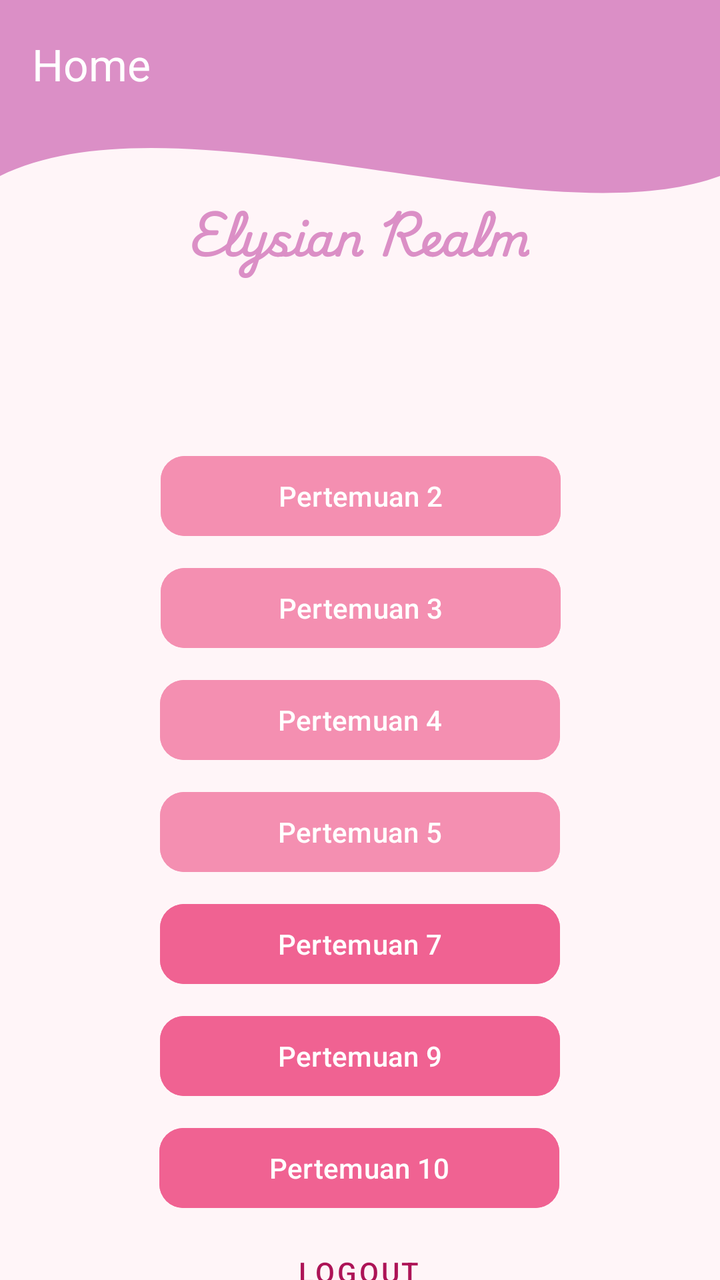
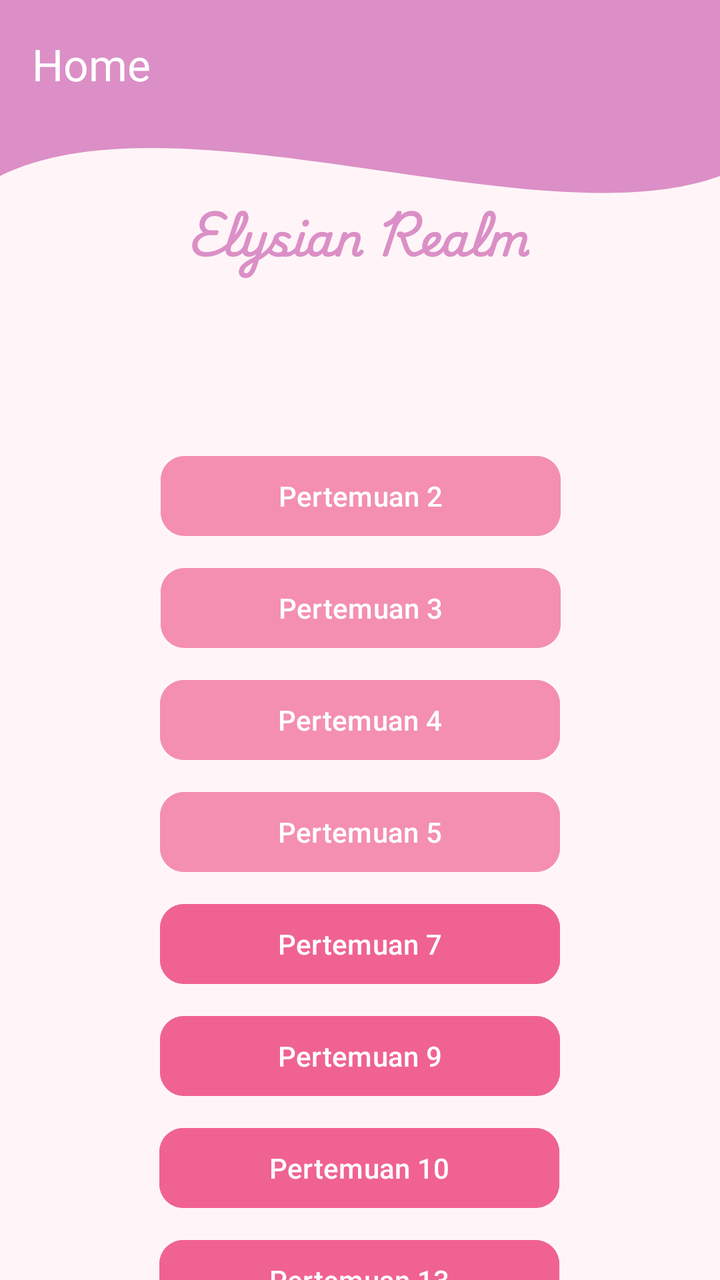

Before-and-after screenshots of an Android layout around one commit, followed by the original layout XML and the change that was made.
<!-- AndroidManifest.xml: application theme Theme.BellApps -->
<!-- res/layout/fragment_home.xml -->
<?xml version="1.0" encoding="utf-8"?>
<androidx.constraintlayout.widget.ConstraintLayout xmlns:android="http://schemas.android.com/apk/res/android"
    xmlns:tools="http://schemas.android.com/tools"
    android:layout_width="match_parent"
    android:layout_height="match_parent"
    xmlns:app="http://schemas.android.com/apk/res-auto"
    android:background="#FFF5F8"
    tools:context=".Home.HomeFragment">

    <View
        android:id="@+id/background_header"
        android:layout_width="0dp"
        android:layout_height="220dp"
        android:background="@drawable/bg_header_wave"
        app:layout_constraintStart_toStartOf="parent"
        app:layout_constraintEnd_toEndOf="parent"
        app:layout_constraintTop_toTopOf="parent"/>

    <androidx.appcompat.widget.Toolbar
        android:id="@+id/toolbar"
        android:layout_width="match_parent"
        android:layout_height="?attr/actionBarSize"
        android:background="@android:color/transparent"
        app:layout_constraintEnd_toEndOf="parent"
        app:layout_constraintStart_toStartOf="parent"
        app:layout_constraintTop_toTopOf="parent"
        app:title="Home"
        app:titleTextColor="#FFFFFF" />

    <TextView
        android:id="@+id/textView5"
        android:layout_width="wrap_content"
        android:layout_height="wrap_content"
        android:layout_marginTop="96dp"
        android:fontFamily="@font/tegaksambung"
        android:text="Elysian Realm"
        android:textColor="@color/bg"
        android:textSize="22sp"
        android:textStyle="bold"
        app:layout_constraintEnd_toEndOf="parent"
        app:layout_constraintHorizontal_bias="0.497"
        app:layout_constraintStart_toStartOf="parent"
        app:layout_constraintTop_toTopOf="parent" />

    <com.google.android.material.button.MaterialButton
        android:id="@+id/btnToSec"
        android:layout_width="200dp"
        android:layout_height="wrap_content"
        android:layout_marginTop="4dp"
        android:backgroundTint="#F48FB1"
        android:text="Pertemuan 2"
        android:textAllCaps="false"
        app:cornerRadius="12dp"
        app:layout_constraintEnd_toEndOf="parent"
        app:layout_constraintHorizontal_bias="0.502"
        app:layout_constraintStart_toStartOf="parent"
        app:layout_constraintTop_toBottomOf="@+id/background_header" />

    <com.google.android.material.button.MaterialButton
        android:id="@+id/btnToThird"
        android:layout_width="200dp"
        android:layout_height="wrap_content"
        android:layout_marginTop="8dp"
        android:backgroundTint="#F48FB1"
        android:text="Pertemuan 3"
        android:textAllCaps="false"
        app:cornerRadius="12dp"
        app:layout_constraintEnd_toEndOf="parent"
        app:layout_constraintHorizontal_bias="0.502"
        app:layout_constraintStart_toStartOf="parent"
        app:layout_constraintTop_toBottomOf="@+id/btnToSec" />

    <com.google.android.material.button.MaterialButton
        android:id="@+id/btnToFourth"
        android:layout_width="200dp"
        android:layout_height="wrap_content"
        android:layout_marginTop="8dp"
        android:text="Pertemuan 4"
        android:textAllCaps="false"
        android:backgroundTint="#F48FB1"
        app:cornerRadius="12dp"
        app:layout_constraintEnd_toEndOf="parent"
        app:layout_constraintStart_toStartOf="parent"
        app:layout_constraintTop_toBottomOf="@+id/btnToThird" />

    <com.google.android.material.button.MaterialButton
        android:id="@+id/btnToFifth"
        android:layout_width="200dp"
        android:layout_height="wrap_content"
        android:layout_marginTop="8dp"
        android:text="Pertemuan 5"
        android:textAllCaps="false"
        android:backgroundTint="#F48FB1"
        app:cornerRadius="12dp"
        app:layout_constraintEnd_toEndOf="parent"
        app:layout_constraintStart_toStartOf="parent"
        app:layout_constraintTop_toBottomOf="@+id/btnToFourth" />

    <com.google.android.material.button.MaterialButton
        android:id="@+id/btnToSeventh"
        android:layout_width="200dp"
        android:layout_height="wrap_content"
        android:layout_marginTop="8dp"
        android:text="Pertemuan 7"
        android:textAllCaps="false"
        android:backgroundTint="#F06292"
        app:cornerRadius="12dp"
        app:layout_constraintEnd_toEndOf="parent"
        app:layout_constraintStart_toStartOf="parent"
        app:layout_constraintTop_toBottomOf="@+id/btnToFifth" />


    <com.google.android.material.button.MaterialButton
        android:id="@+id/btnToNinth"
        android:layout_width="200dp"
        android:layout_height="wrap_content"
        android:layout_marginTop="8dp"
        android:text="Pertemuan 9"
        android:textAllCaps="false"
        android:backgroundTint="#F06292"
        app:cornerRadius="12dp"
        app:layout_constraintEnd_toEndOf="parent"
        app:layout_constraintStart_toStartOf="parent"
        app:layout_constraintTop_toBottomOf="@+id/btnToSeventh" />


    <com.google.android.material.button.MaterialButton
        android:id="@+id/btnToTenth"
        android:layout_width="200dp"
        android:layout_height="wrap_content"
        android:layout_marginTop="8dp"
        android:backgroundTint="#F06292"
        android:text="Pertemuan 10"
        android:textAllCaps="false"
        app:cornerRadius="12dp"
        app:layout_constraintEnd_toEndOf="parent"
        app:layout_constraintHorizontal_bias="0.497"
        app:layout_constraintStart_toStartOf="parent"
        app:layout_constraintTop_toBottomOf="@+id/btnToNinth" />


    <com.google.android.material.button.MaterialButton
        android:id="@+id/btnlogout"
        style="@style/Widget.MaterialComponents.Button.TextButton"
        android:layout_width="wrap_content"
        android:layout_height="wrap_content"
        android:layout_marginTop="4dp"
        android:text="Logout"
        android:textColor="#AD1457"
        app:layout_constraintEnd_toEndOf="parent"
        app:layout_constraintHorizontal_bias="0.498"
        app:layout_constraintStart_toStartOf="parent"
        app:layout_constraintTop_toBottomOf="@+id/btnToTenth" />

    <androidx.recyclerview.widget.RecyclerView
        android:id="@+id/rvGallery"
        android:layout_width="match_parent"
        android:layout_height="0dp"
        android:layout_marginTop="16dp"
        android:padding="8dp"
        app:layout_constraintTop_toBottomOf="@+id/btnlogout"
        tools:layout_editor_absoluteX="0dp" />

</androidx.constraintlayout.widget.ConstraintLayout>
<!-- resources referenced by this layout -->
<resources>
  <color name="bg">#DB8FC6</color>
  <!-- drawable bg_header_wave (drawable) -->
  <vector xmlns:android="http://schemas.android.com/apk/res/android"
      android:width="100dp"
      android:height="100dp"
      android:viewportWidth="100"
      android:viewportHeight="100">
  
      <path
          android:fillColor="@color/bg"
          android:pathData="
              M0,0
              L100,0
              L100,40
              C 75,55
                25,20
                0,40
              Z" />
  </vector>
  <style name="Theme.BellApps" parent="Base.Theme.BellApps" />
  <style name="Base.Theme.BellApps" parent="Theme.Material3.DayNight.NoActionBar">
          
          
      </style>
</resources>

<!-- the commit's change to res/layout/fragment_home.xml (unified diff, before → after) -->
@@ -137,6 +137,19 @@
         app:layout_constraintHorizontal_bias="0.497"
         app:layout_constraintStart_toStartOf="parent"
         app:layout_constraintTop_toBottomOf="@+id/btnToNinth" />
+    <com.google.android.material.button.MaterialButton
+        android:id="@+id/btntoThirteen"
+        android:layout_width="200dp"
+        android:layout_height="wrap_content"
+        android:layout_marginTop="8dp"
+        android:backgroundTint="#F06292"
+        android:text="Pertemuan 13"
+        android:textAllCaps="false"
+        app:cornerRadius="12dp"
+        app:layout_constraintEnd_toEndOf="parent"
+        app:layout_constraintHorizontal_bias="0.497"
+        app:layout_constraintStart_toStartOf="parent"
+        app:layout_constraintTop_toBottomOf="@+id/btnToTenth" />
 
 
     <com.google.android.material.button.MaterialButton
@@ -144,13 +157,13 @@
         style="@style/Widget.MaterialComponents.Button.TextButton"
         android:layout_width="wrap_content"
         android:layout_height="wrap_content"
-        android:layout_marginTop="4dp"
+        android:layout_marginTop="16dp"
         android:text="Logout"
         android:textColor="#AD1457"
         app:layout_constraintEnd_toEndOf="parent"
         app:layout_constraintHorizontal_bias="0.498"
         app:layout_constraintStart_toStartOf="parent"
-        app:layout_constraintTop_toBottomOf="@+id/btnToTenth" />
+        app:layout_constraintTop_toBottomOf="@+id/btntoThirteen" />
 
     <androidx.recyclerview.widget.RecyclerView
         android:id="@+id/rvGallery"
